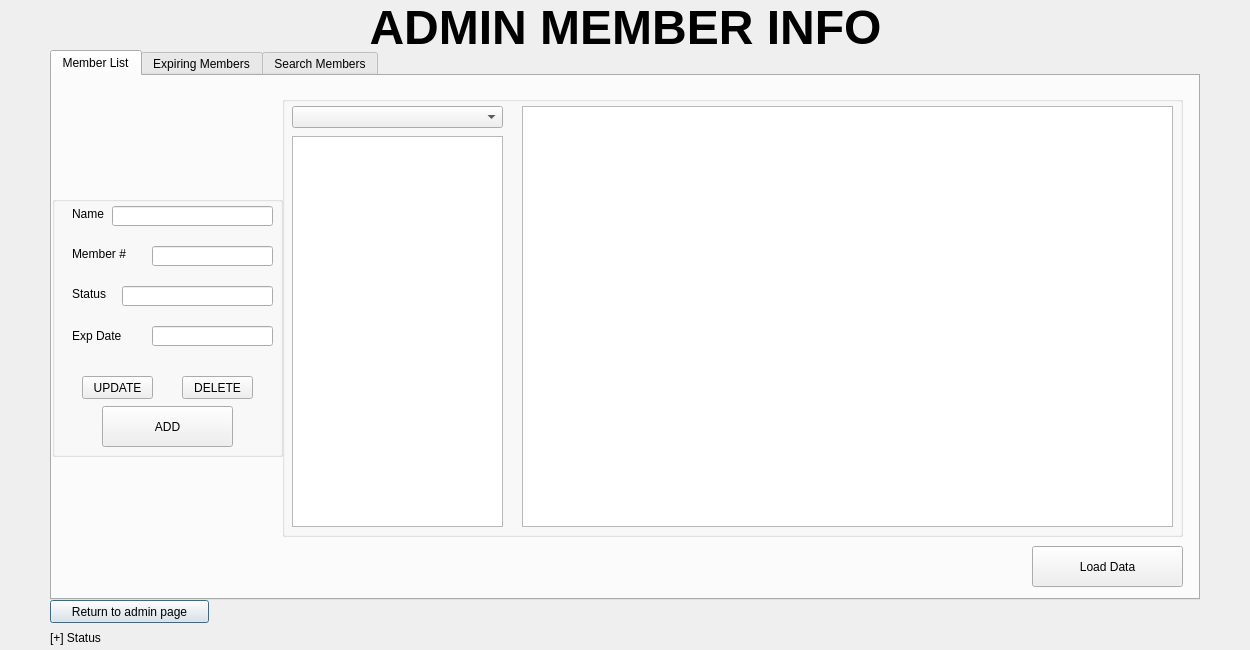
Before: the Qt Designer form Project2/admin_member_database.ui in tdragon00/CS1C_Project_2, drawn with Qt 5.
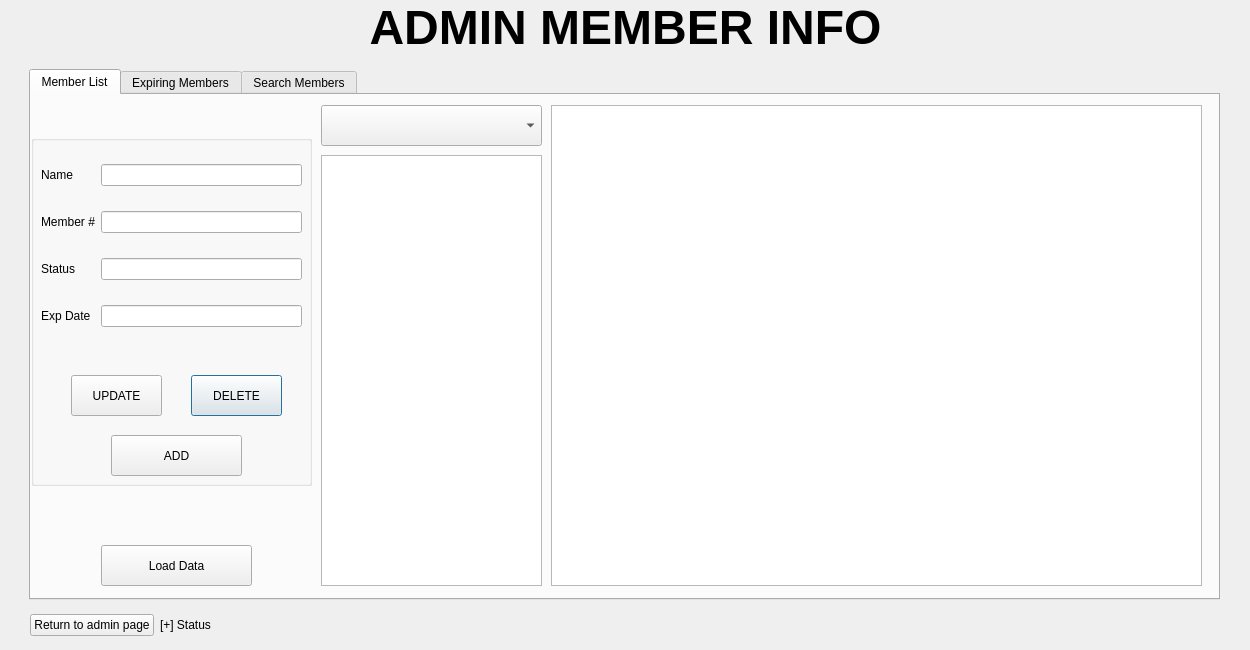
After: the same form once the commit is applied. The open tabs and pages were chosen to show the change.

The edit to the form file:
```diff
--- a/Project2/admin_member_database.ui
+++ b/Project2/admin_member_database.ui
@@ -13,19 +13,6 @@
   <property name="windowTitle">
    <string>Dialog</string>
   </property>
-  <widget class="QPushButton" name="returnButton">
-   <property name="geometry">
-    <rect>
-     <x>50</x>
-     <y>600</y>
-     <width>159</width>
-     <height>23</height>
-    </rect>
-   </property>
-   <property name="text">
-    <string>Return to admin page</string>
-   </property>
-  </widget>
   <widget class="QLabel" name="label_5">
    <property name="geometry">
     <rect>
@@ -42,10 +29,10 @@
   <widget class="QTabWidget" name="tabWidget">
    <property name="geometry">
     <rect>
-     <x>50</x>
-     <y>50</y>
-     <width>1150</width>
-     <height>550</height>
+     <x>29</x>
+     <y>69</y>
+     <width>1191</width>
+     <height>531</height>
     </rect>
    </property>
    <property name="currentIndex">
@@ -59,9 +46,9 @@
      <property name="geometry">
       <rect>
        <x>0</x>
-       <y>120</y>
-       <width>231</width>
-       <height>261</height>
+       <y>40</y>
+       <width>281</width>
+       <height>351</height>
       </rect>
      </property>
      <property name="title">
@@ -70,143 +57,34 @@
      <widget class="QPushButton" name="deleteButton">
       <property name="geometry">
        <rect>
-        <x>130</x>
-        <y>180</y>
-        <width>71</width>
-        <height>23</height>
+        <x>160</x>
+        <y>240</y>
+        <width>91</width>
+        <height>41</height>
        </rect>
       </property>
       <property name="text">
        <string>DELETE</string>
       </property>
      </widget>
-     <widget class="QLabel" name="label_2">
-      <property name="geometry">
-       <rect>
-        <x>20</x>
-        <y>50</y>
-        <width>81</width>
-        <height>16</height>
-       </rect>
-      </property>
-      <property name="text">
-       <string>Member #</string>
-      </property>
-     </widget>
-     <widget class="QLineEdit" name="memberNumEdit">
-      <property name="enabled">
-       <bool>true</bool>
-      </property>
-      <property name="geometry">
-       <rect>
-        <x>100</x>
-        <y>50</y>
-        <width>121</width>
-        <height>20</height>
-       </rect>
-      </property>
-      <property name="readOnly">
-       <bool>true</bool>
-      </property>
-     </widget>
-     <widget class="QLineEdit" name="expirationEdit">
-      <property name="geometry">
-       <rect>
-        <x>100</x>
-        <y>130</y>
-        <width>121</width>
-        <height>20</height>
-       </rect>
-      </property>
-     </widget>
-     <widget class="QLabel" name="label">
-      <property name="geometry">
-       <rect>
-        <x>20</x>
-        <y>10</y>
-        <width>41</width>
-        <height>16</height>
-       </rect>
-      </property>
-      <property name="text">
-       <string>Name</string>
-      </property>
-     </widget>
-     <widget class="QLineEdit" name="nameEdit">
-      <property name="geometry">
-       <rect>
-        <x>60</x>
-        <y>10</y>
-        <width>161</width>
-        <height>20</height>
-       </rect>
-      </property>
-     </widget>
-     <widget class="QLabel" name="label_4">
-      <property name="geometry">
-       <rect>
-        <x>20</x>
-        <y>130</y>
-        <width>81</width>
-        <height>20</height>
-       </rect>
-      </property>
-      <property name="text">
-       <string>Exp Date</string>
-      </property>
-     </widget>
      <widget class="QPushButton" name="updateButton">
       <property name="geometry">
        <rect>
-        <x>30</x>
-        <y>180</y>
-        <width>71</width>
-        <height>23</height>
+        <x>40</x>
+        <y>240</y>
+        <width>91</width>
+        <height>41</height>
        </rect>
       </property>
       <property name="text">
        <string>UPDATE</string>
       </property>
      </widget>
-     <widget class="QLineEdit" name="statusEdit">
-      <property name="geometry">
-       <rect>
-        <x>70</x>
-        <y>90</y>
-        <width>151</width>
-        <height>20</height>
-       </rect>
-      </property>
-     </widget>
-     <widget class="QLabel" name="label_3">
-      <property name="geometry">
-       <rect>
-        <x>20</x>
-        <y>90</y>
-        <width>41</width>
-        <height>16</height>
-       </rect>
-      </property>
-      <property name="text">
-       <string>Status</string>
-      </property>
-     </widget>
-     <widget class="QWidget" name="verticalLayoutWidget_3">
-      <property name="geometry">
-       <rect>
-        <x>0</x>
-        <y>40</y>
-        <width>231</width>
-        <height>41</height>
-       </rect>
-      </property>
-      <layout class="QVBoxLayout" name="verticalLayout_5"/>
-     </widget>
      <widget class="QPushButton" name="pushButton">
       <property name="geometry">
        <rect>
-        <x>50</x>
-        <y>210</y>
+        <x>80</x>
+        <y>300</y>
         <width>131</width>
         <height>41</height>
        </rect>
@@ -215,69 +93,71 @@
        <string>ADD</string>
       </property>
      </widget>
-    </widget>
-    <widget class="QGroupBox" name="Selections">
-     <property name="geometry">
-      <rect>
-       <x>230</x>
-       <y>20</y>
-       <width>901</width>
-       <height>441</height>
-      </rect>
-     </property>
-     <property name="title">
-      <string/>
-     </property>
-     <widget class="QListView" name="listView">
+     <widget class="QWidget" name="">
       <property name="geometry">
        <rect>
         <x>10</x>
-        <y>40</y>
-        <width>211</width>
-        <height>391</height>
-       </rect>
-      </property>
-     </widget>
-     <widget class="QTableView" name="tableView">
-      <property name="geometry">
-       <rect>
-        <x>240</x>
         <y>10</y>
-        <width>651</width>
-        <height>421</height>
+        <width>261</width>
+        <height>201</height>
        </rect>
       </property>
-      <property name="sortingEnabled">
-       <bool>false</bool>
-      </property>
-     </widget>
-     <widget class="QComboBox" name="comboBox">
-      <property name="geometry">
-       <rect>
-        <x>10</x>
-        <y>10</y>
-        <width>211</width>
-        <height>22</height>
-       </rect>
-      </property>
-     </widget>
-     <widget class="QWidget" name="horizontalLayoutWidget">
-      <property name="geometry">
-       <rect>
-        <x>570</x>
-        <y>10</y>
-        <width>201</width>
-        <height>421</height>
-       </rect>
-      </property>
-      <layout class="QHBoxLayout" name="horizontalLayout"/>
+      <layout class="QGridLayout" name="gridLayout">
+       <item row="1" column="0" colspan="2">
+        <widget class="QLabel" name="label_2">
+         <property name="text">
+          <string>Member #</string>
+         </property>
+        </widget>
+       </item>
+       <item row="1" column="2">
+        <widget class="QLineEdit" name="memberNumEdit">
+         <property name="enabled">
+          <bool>true</bool>
+         </property>
+         <property name="readOnly">
+          <bool>true</bool>
+         </property>
+        </widget>
+       </item>
+       <item row="3" column="0" colspan="2">
+        <widget class="QLabel" name="label_4">
+         <property name="text">
+          <string>Exp Date</string>
+         </property>
+        </widget>
+       </item>
+       <item row="3" column="2">
+        <widget class="QLineEdit" name="expirationEdit"/>
+       </item>
+       <item row="0" column="2">
+        <widget class="QLineEdit" name="nameEdit"/>
+       </item>
+       <item row="0" column="0" colspan="2">
+        <widget class="QLabel" name="label">
+         <property name="text">
+          <string>Name</string>
+         </property>
+        </widget>
+       </item>
+       <item row="2" column="2">
+        <widget class="QLineEdit" name="statusEdit"/>
+       </item>
+       <item row="2" column="0" colspan="2">
+        <widget class="QLabel" name="label_3">
+         <property name="text">
+          <string>Status</string>
+         </property>
+        </widget>
+       </item>
+      </layout>
      </widget>
     </widget>
     <widget class="QPushButton" name="loadButton">
      <property name="geometry">
       <rect>
-       <x>980</x>
-       <y>470</y>
+       <x>70</x>
+       <y>450</y>
        <width>151</width>
        <height>41</height>
       </rect>
@@ -286,6 +166,39 @@
       <string>Load Data</string>
      </property>
     </widget>
+    <widget class="QComboBox" name="comboBox">
+     <property name="geometry">
+      <rect>
+       <x>290</x>
+       <y>10</y>
+       <width>221</width>
+       <height>41</height>
+      </rect>
+     </property>
+    </widget>
+    <widget class="QListView" name="listView">
+     <property name="geometry">
+      <rect>
+       <x>290</x>
+       <y>60</y>
+       <width>221</width>
+       <height>431</height>
+      </rect>
+     </property>
+    </widget>
+    <widget class="QTableView" name="tableView">
+     <property name="geometry">
+      <rect>
+       <x>520</x>
+       <y>10</y>
+       <width>651</width>
+       <height>481</height>
+      </rect>
+     </property>
+     <property name="sortingEnabled">
+      <bool>false</bool>
+     </property>
+    </widget>
    </widget>
    <widget class="QWidget" name="ExpiringMembers">
     <attribute name="title">
@@ -569,18 +482,37 @@
     <zorder>loadButton_2</zorder>
    </widget>
   </widget>
-  <widget class="QLabel" name="statusLine">
+  <widget class="QWidget" name="layoutWidget">
    <property name="geometry">
     <rect>
-     <x>50</x>
-     <y>630</y>
-     <width>141</width>
-     <height>16</height>
+     <x>30</x>
+     <y>610</y>
+     <width>311</width>
+     <height>30</height>
     </rect>
    </property>
-   <property name="text">
-    <string>[+] Status</string>
-   </property>
+   <layout class="QHBoxLayout" name="horizontalLayout_2">
+    <item>
+     <widget class="QPushButton" name="returnButton">
+      <property name="text">
+       <string>Return to admin page</string>
+      </property>
+     </widget>
+    </item>
+    <item>
+     <widget class="QLabel" name="statusLine">
+      <property name="sizePolicy">
+       <sizepolicy hsizetype="MinimumExpanding" vsizetype="Preferred">
+        <horstretch>0</horstretch>
+        <verstretch>0</verstretch>
+       </sizepolicy>
+      </property>
+      <property name="text">
+       <string>[+] Status</string>
+      </property>
+     </widget>
+    </item>
+   </layout>
   </widget>
   <zorder>label_5</zorder>
   <zorder>returnButton</zorder>
```
Left out of the diff: 270 changed lines with no effect on the pictures.
